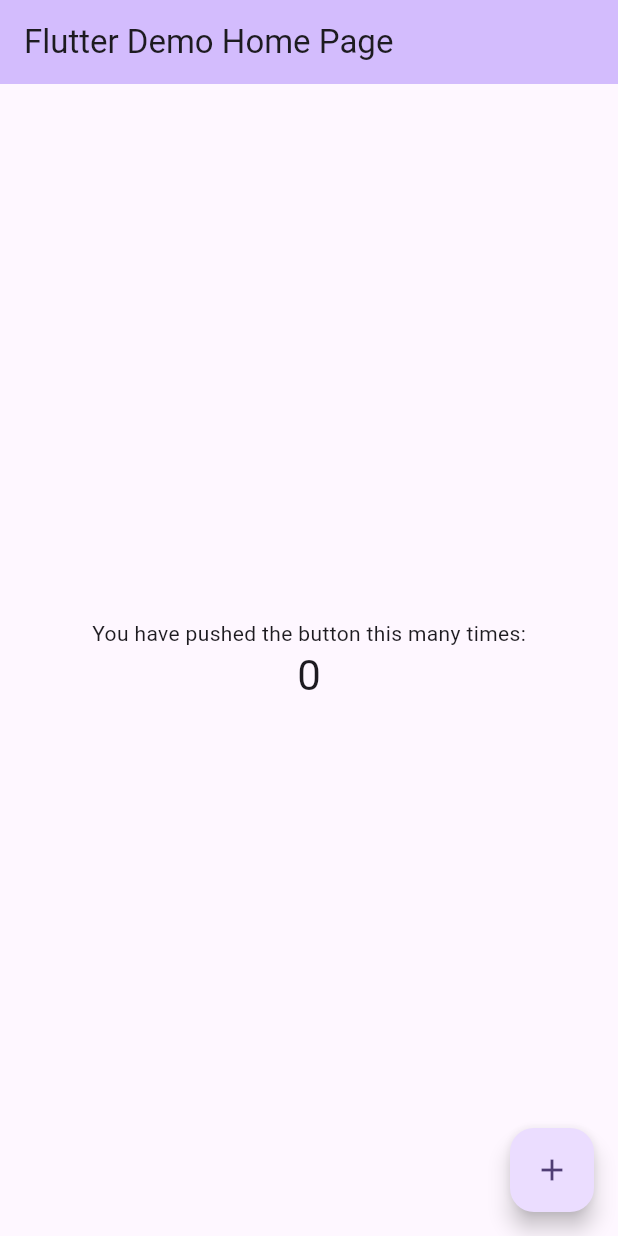
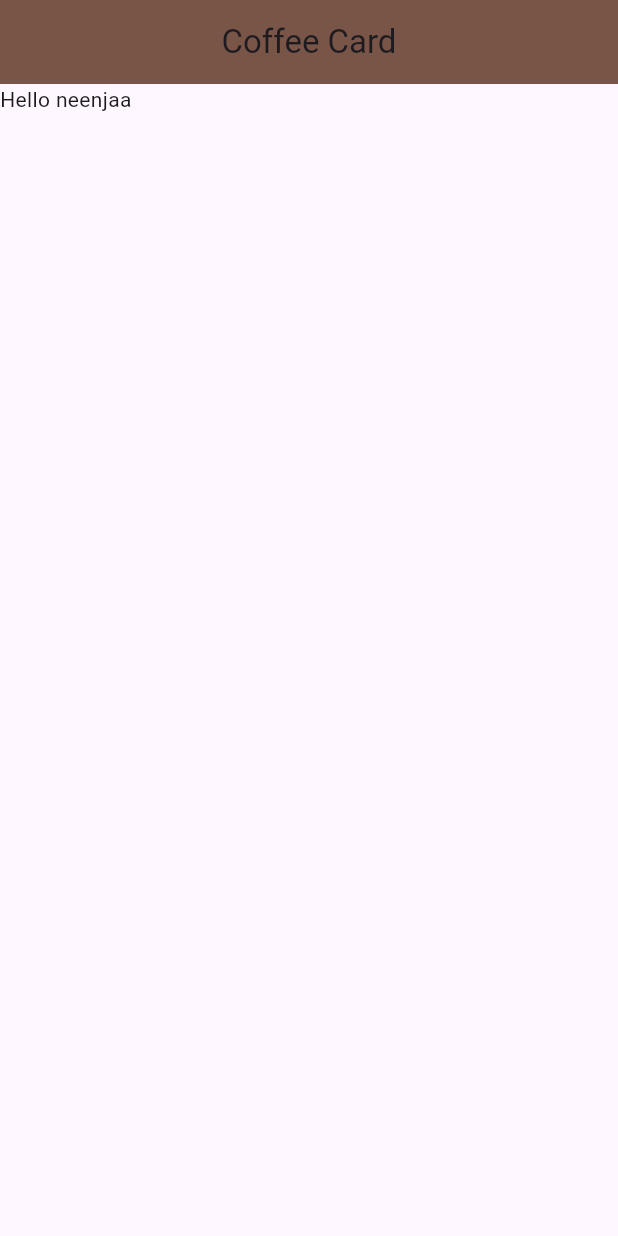
Before and after one commit to SajenTuladhar/coffee_card_flutterApp, a Flutter app: the screen it shows after launch, on a phone screen of 412 x 824 dp. Run offline on Flutter 3.47's test engine with Material 3 defaults, Android fonts, the phone set to English and light mode, and no system bars.

Commit message:
add appbar

```diff
--- a/lib/main.dart
+++ b/lib/main.dart
@@ -1,126 +1,15 @@
 import 'package:flutter/material.dart';
 
 void main() {
-  runApp(const MyApp());
+  runApp( MaterialApp(
+    debugShowCheckedModeBanner: false,
+    home: Scaffold(
+      appBar: AppBar(
+        title: const Text("Coffee Card"),
+        centerTitle: true,
+        backgroundColor: Colors.brown,),
+
+    body: const Text("Hello neenjaa"),
+    ),
+  ));
 }
-
-class MyApp extends StatelessWidget {
-  const MyApp({super.key});
-
-  // This widget is the root of your application.
-  @override
-  Widget build(BuildContext context) {
-    return MaterialApp(
-      title: 'Flutter Demo',
-      debugShowCheckedModeBanner: false,
-      theme: ThemeData(
-        // This is the theme of your application.
-        //
-        // TRY THIS: Try running your application with "flutter run". You'll see
-        // the application has a purple toolbar. Then, without quitting the app,
-        // try changing the seedColor in the colorScheme below to Colors.green
-        // and then invoke "hot reload" (save your changes or press the "hot
-        // reload" button in a Flutter-supported IDE, or press "r" if you used
-        // the command line to start the app).
-        //
-        // Notice that the counter didn't reset back to zero; the application
-        // state is not lost during the reload. To reset the state, use hot
-        // restart instead.
-        //
-        // This works for code too, not just values: Most code changes can be
-        // tested with just a hot reload.
-        colorScheme: ColorScheme.fromSeed(seedColor: Colors.deepPurple),
-        useMaterial3: true,
-      ),
-      home: const MyHomePage(title: 'Flutter Demo Home Page'),
-    );
-  }
-}
-
-class MyHomePage extends StatefulWidget {
-  const MyHomePage({super.key, required this.title});
-
-  // This widget is the home page of your application. It is stateful, meaning
-  // that it has a State object (defined below) that contains fields that affect
-  // how it looks.
-
-  // This class is the configuration for the state. It holds the values (in this
-  // case the title) provided by the parent (in this case the App widget) and
-  // used by the build method of the State. Fields in a Widget subclass are
-  // always marked "final".
-
-  final String title;
-
-  @override
-  State<MyHomePage> createState() => _MyHomePageState();
-}
-
-class _MyHomePageState extends State<MyHomePage> {
-  int _counter = 0;
-
-  void _incrementCounter() {
-    setState(() {
-      // This call to setState tells the Flutter framework that something has
-      // changed in this State, which causes it to rerun the build method below
-      // so that the display can reflect the updated values. If we changed
-      // _counter without calling setState(), then the build method would not be
-      // called again, and so nothing would appear to happen.
-      _counter++;
-    });
-  }
-
-  @override
-  Widget build(BuildContext context) {
-    // This method is rerun every time setState is called, for instance as done
-    // by the _incrementCounter method above.
-    //
-    // The Flutter framework has been optimized to make rerunning build methods
-    // fast, so that you can just rebuild anything that needs updating rather
-    // than having to individually change instances of widgets.
-    return Scaffold(
-      appBar: AppBar(
-        // TRY THIS: Try changing the color here to a specific color (to
-        // Colors.amber, perhaps?) and trigger a hot reload to see the AppBar
-        // change color while the other colors stay the same.
-        backgroundColor: Theme.of(context).colorScheme.inversePrimary,
-        // Here we take the value from the MyHomePage object that was created by
-        // the App.build method, and use it to set our appbar title.
-        title: Text(widget.title),
-      ),
-      body: Center(
-        // Center is a layout widget. It takes a single child and positions it
-        // in the middle of the parent.
-        child: Column(
-          // Column is also a layout widget. It takes a list of children and
-          // arranges them vertically. By default, it sizes itself to fit its
-          // children horizontally, and tries to be as tall as its parent.
-          //
-          // Column has various properties to control how it sizes itself and
-          // how it positions its children. Here we use mainAxisAlignment to
-          // center the children vertically; the main axis here is the vertical
-          // axis because Columns are vertical (the cross axis would be
-          // horizontal).
-          //
-          // TRY THIS: Invoke "debug painting" (choose the "Toggle Debug Paint"
-          // action in the IDE, or press "p" in the console), to see the
-          // wireframe for each widget.
-          mainAxisAlignment: MainAxisAlignment.center,
-          children: <Widget>[
-            const Text(
-              'You have pushed the button this many times:',
-            ),
-            Text(
-              '$_counter',
-              style: Theme.of(context).textTheme.headlineMedium,
-            ),
-          ],
-        ),
-      ),
-      floatingActionButton: FloatingActionButton(
-        onPressed: _incrementCounter,
-        tooltip: 'Increment',
-        child: const Icon(Icons.add),
-      ), // This trailing comma makes auto-formatting nicer for build methods.
-    );
-  }
-}
```
